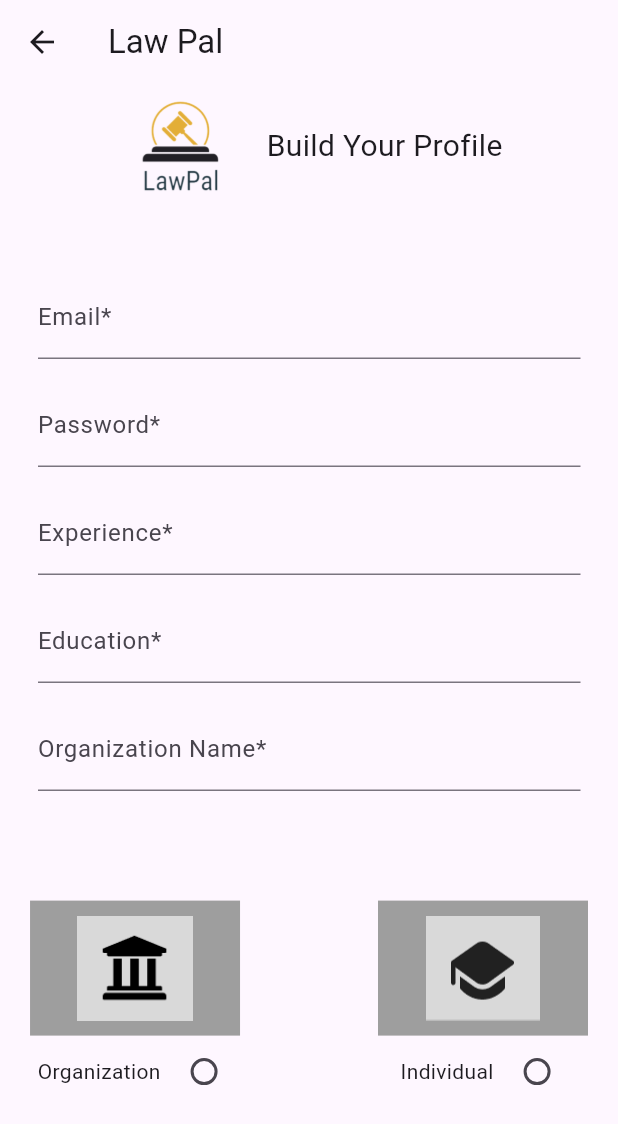
After one commit to FireFeast7/LawPal, a Flutter app: the BuildProfile3 screen opened directly, on a phone screen of 412 x 824 dp. The commit adds this screen. Shown: the top 1124 px of the screen. Run offline on Flutter 3.47's test engine with Material 2 defaults, Android fonts, the light colour scheme and no system bars; our stand-ins replace file_picker, get, image_picker, shared_preferences; missing offline and left inert: choice, dart:ffi, textfield_tags; accounts and stored records are empty.

Commit message:
Progress to BuildProfile3

```diff
--- a/lib/controller/textController.dart
+++ b/lib/controller/textController.dart
@@ -1,13 +1,54 @@
+import 'dart:io';
+
 import 'package:flutter/material.dart';
 import 'package:get/get.dart';
+import 'package:image_picker/image_picker.dart';
+import 'package:shared_preferences/shared_preferences.dart';
+import 'package:file_picker/file_picker.dart';
 
 class textController extends GetxController {
   var location = TextEditingController().obs;
   var description = TextEditingController().obs;
-  var practice = TextEditingController().obs;
-  var bar_association = TextEditingController().obs;
+  var practice = ''.obs;
+  var bar_association = ''.obs;
   var cases = TextEditingController().obs;
   var active_cases = TextEditingController().obs;
+  var selectedChoice = ''.obs;
+  var imagepath = ''.obs;
+  var certificate = false.obs;
+  var experience = ''.obs;
+  var education = ''.obs;
+  var email = TextEditingController().obs;
+  var password = TextEditingController().obs;
+  final picker = ImagePicker();
+  Future<void> loadImage() async {
+    final pickedFile = await picker.pickImage(source: ImageSource.gallery);
+    if (pickedFile != null) {
+      await saveImage(pickedFile.path);
+      imagepath.value = pickedFile.path;
+    }
+  }
+
+  void updateChoice(String choice) {
+    selectedChoice.value = choice;
+  }
+
+  Future<void> saveImage(String imagePath) async {
+    SharedPreferences prefs = await SharedPreferences.getInstance();
+    prefs.setString('imagePath', imagePath);
+  }
+
+  void uploadCertificate() async {
+    FilePickerResult? result = await FilePicker.platform.pickFiles(
+        allowedExtensions: ['jpg', 'pdf', 'doc'], type: FileType.custom);
+    if (result != null) {
+      certificate.value = true;
+      File file = File(result.files.single.path!);
+      print(file.path);
+    } else {
+      Get.snackbar("", "Cancelled");
+    }
+  }
 
   @override
   void dispose() {
--- /dev/null
+++ b/lib/views/buildprofile3.dart
@@ -0,0 +1,315 @@
+// ignore_for_file: prefer_const_constructors
+
+import 'dart:ffi';
+
+import 'package:flutter/material.dart';
+import 'package:get/get.dart';
+import 'package:lawpal/controller/textController.dart';
+import 'package:lawpal/views/buildprofile2.dart';
+
+class BuildProfile3 extends StatelessWidget {
+  final GlobalKey<FormState> _formKey = GlobalKey<FormState>();
+
+  final textController controller = Get.put(textController());
+  BuildProfile3({super.key});
+
+  @override
+  Widget build(BuildContext context) {
+    return Scaffold(
+      appBar: AppBar(
+        title: Text('Law Pal'),
+        leading: IconButton(
+            onPressed: () {
+              Get.to(() => BuildProfile2());
+            },
+            icon: Icon(Icons.arrow_back)),
+      ),
+      body: Column(
+        children: [
+          SizedBox(
+            height: MediaQuery.of(context).size.height * 0.1,
+            width: MediaQuery.of(context).size.width,
+            child: Row(
+              mainAxisAlignment: MainAxisAlignment.center,
+              children: [
+                Image.asset(
+                  "images/icon.png",
+                  scale: 3,
+                ),
+                const SizedBox(
+                  width: 15,
+                ),
+                const Text(
+                  "Build Your Profile",
+                  style: TextStyle(fontSize: 20),
+                ),
+              ],
+            ),
+          ),
+          const SizedBox(
+            height: 20,
+          ),
+          Obx(
+            () => Container(
+              height: MediaQuery.of(context).size.height * 0.50,
+              width: MediaQuery.of(context).size.width,
+              padding: EdgeInsets.all(25),
+              child: controller.selectedChoice.value == 'Individual'
+                  ? ListView.builder(
+                      itemCount: 1,
+                      itemBuilder: (context, index) {
+                        return Form(
+                          key: _formKey,
+                          child: Column(
+                            crossAxisAlignment: CrossAxisAlignment.start,
+                            children: <Widget>[
+                              TextFormField(
+                                decoration: InputDecoration(
+                                  labelText: 'Email*',
+                                ),
+                                validator: (value) {
+                                  if (value!.isEmpty) {
+                                    return 'Email is required';
+                                  }
+                                  return null;
+                                },
+                                onSaved: (value) {
+                                  controller.email.value.text = value!;
+                                },
+                              ),
+                              SizedBox(height: 16.0),
+                              TextFormField(
+                                decoration: InputDecoration(
+                                  labelText: 'Password*',
+                                ),
+                                validator: (value) {
+                                  if (value!.isEmpty) {
+                                    return 'Password is required';
+                                  }
+                                  return null;
+                                },
+                                onSaved: (value) {
+                                  controller.password.value.text = value!;
+                                },
+                              ),
+                              SizedBox(height: 16.0),
+                              TextFormField(
+                                decoration: InputDecoration(
+                                  labelText: 'Experience*',
+                                ),
+                                validator: (value) {
+                                  if (value!.isEmpty) {
+                                    return 'Experience is required';
+                                  }
+                                  return null;
+                                },
+                                onSaved: (value) {
+                                  controller.experience.value = value!;
+                                },
+                              ),
+                              SizedBox(height: 16.0),
+                              TextFormField(
+                                decoration: InputDecoration(
+                                  labelText: 'Education*',
+                                ),
+                                validator: (value) {
+                                  if (value!.isEmpty) {
+                                    return 'Education is required';
+                                  }
+                                  return null;
+                                },
+                                onSaved: (value) {
+                                  controller.education.value = value!;
+                                },
+                              ),
+                              SizedBox(height: 16.0),
+                            ],
+                          ),
+                        );
+                      },
+                    )
+                  : ListView.builder(
+                      itemCount: 1,
+                      itemBuilder: (context, index) {
+                        return Form(
+                          key: _formKey,
+                          child: Column(
+                            crossAxisAlignment: CrossAxisAlignment.start,
+                            children: <Widget>[
+                              TextFormField(
+                                decoration: InputDecoration(
+                                  labelText: 'Email*',
+                                ),
+                                validator: (value) {
+                                  if (value!.isEmpty) {
+                                    return 'Email is required';
+                                  }
+                                  return null;
+                                },
+                                onSaved: (value) {
+                                  controller.email.value.text = value!;
+                                },
+                              ),
+                              SizedBox(height: 16.0),
+                              TextFormField(
+                                decoration: InputDecoration(
+                                  labelText: 'Password*',
+                                ),
+                                validator: (value) {
+                                  if (value!.isEmpty) {
+                                    return 'Password is required';
+                                  }
+                                  return null;
+                                },
+                                onSaved: (value) {
+                                  controller.password.value.text = value!;
+                                },
+                              ),
+                              SizedBox(height: 16.0),
+                              TextFormField(
+                                decoration: InputDecoration(
+                                  labelText: 'Experience*',
+                                ),
+                                validator: (value) {
+                                  if (value!.isEmpty) {
+                                    return 'Experience is required';
+                                  }
+                                  return null;
+                                },
+                                onSaved: (value) {
+                                  controller.experience.value = value!;
+                                },
+                              ),
+                              SizedBox(height: 16.0),
+                              TextFormField(
+                                decoration: InputDecoration(
+                                  labelText: 'Education*',
+                                ),
+                                validator: (value) {
+                                  if (value!.isEmpty) {
+                                    return 'Education is required';
+                                  }
+                                  return null;
+                                },
+                                onSaved: (value) {
+                                  controller.education.value = value!;
+                                },
+                              ),
+                              SizedBox(height: 16.0),
+                              TextFormField(
+                                decoration: InputDecoration(
+                                  labelText: 'Organization Name*',
+                                ),
+                                validator: (value) {
+                                  if (value!.isEmpty) {
+                                    return 'Name is required';
+                                  }
+                                  return null;
+                                },
+                                onSaved: (value) {
+                                  controller.education.value = value!;
+                                },
+                              ),
+                              SizedBox(height: 16.0),
+                              TextFormField(
+                                decoration: InputDecoration(
+                                  labelText: 'Organization Name*',
+                                ),
+                                validator: (value) {
+                                  if (value!.isEmpty) {
+                                    return 'Name is required';
+                                  }
+                                  return null;
+                                },
+                                onSaved: (value) {
+                                  controller.education.value = value!;
+                                },
+                              ),
+                              SizedBox(height: 16.0),
+                            ],
+                          ),
+                        );
+                      },
+                    ),
+            ),
+          ),
+          const SizedBox(
+            height: 10,
+          ),
+          Container(
+            padding: EdgeInsets.all(20),
+            child: Row(
+              mainAxisAlignment: MainAxisAlignment.spaceBetween,
+              children: [
+                Column(
+                  children: [
+                    Obx(
+                      () => Container(
+                        padding: EdgeInsets.all(10),
+                        color: controller.selectedChoice.value == 'Organization'
+                            ? Colors.yellow
+                            : Colors.grey,
+                        height: 90,
+                        width: 140,
+                        child: Image.asset("images/Group53.png"),
+                      ),
+                    ),
+                    Row(
+                      children: [
+                        Padding(
+                          padding: const EdgeInsets.all(5.0),
+                          child: Text("Organization"),
+                        ),
+                        Obx(
+                          () => Radio(
+                            value: "Organization",
+                            groupValue: controller.selectedChoice.value,
+                            onChanged: (value) {
+                              controller.updateChoice(value!);
+                            },
+                          ),
+                        ),
+                      ],
+                    )
+                  ],
+                ),
+                Column(
+                  children: [
+                    Obx(
+                      () => Container(
+                        padding: EdgeInsets.all(10),
+                        color: controller.selectedChoice.value == 'Individual'
+                            ? Colors.yellow
+                            : Colors.grey,
+                        height: 90,
+                        width: 140,
+                        child: Image.asset("images/Group54.png"),
+                      ),
+                    ),
+                    Row(
+                      children: [
+                        Padding(
+                          padding: const EdgeInsets.all(5.0),
+                          child: Text("Individual"),
+                        ),
+                        Obx(
+                          () => Radio(
+                            value: "Individual",
+                            groupValue: controller.selectedChoice.value,
+                            onChanged: (value) {
+                              controller.updateChoice(value!);
+                            },
+                          ),
+                        ),
+                      ],
+                    ),
+                  ],
+                ),
+              ],
+            ),
+          ),
+        ],
+      ),
+    );
+  }
+}
--- a/pubspec.yaml
+++ b/pubspec.yaml
@@ -39,6 +39,9 @@ dependencies:
   textfield_tags: ^2.0.2
   choice: ^2.0.0
   get: ^4.6.6
+  image_picker: ^1.0.4
+  shared_preferences: ^2.2.1
+  file_picker: ^5.5.0
 
 dev_dependencies:
   flutter_test:
@@ -64,6 +67,8 @@ flutter:
   # To add assets to your application, add an assets section, like this:
   assets:
     - images/icon.png
+    - images/Group53.png
+    - images/Group54.png
   # An image asset can refer to one or more resolution-specific "variants", see
   # https://flutter.dev/assets-and-images/#resolution-aware
 
```
Also changed, not shown: lib/views/buildprofile1.dart (+22 -5 lines), lib/views/buildprofile2.dart (+34 -8 lines), images/Group53.png (added), images/Group54.png (added), pubspec.lock, 5 other files.
